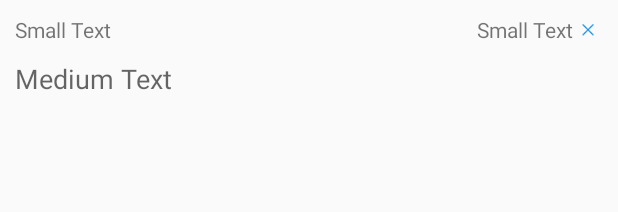
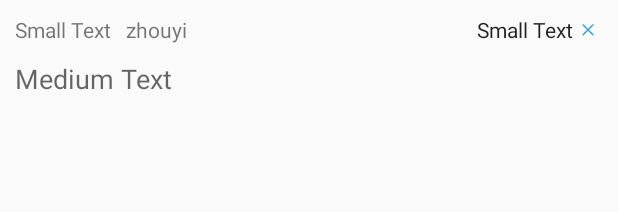
Before and after one commit to shanzhashu/shanzhashu, an Android app: the layout list_item.xml on its own in the app's theme, with its tools: preview values and no code run, on a phone screen of 412 x 824 dp. Shown: the top 212 px of the screen. Run offline under Robolectric (Android 15) with nearby library versions, the phone set to English and light mode, and no system bars.

Commit message:
Add Icon and week display.

```diff
--- a/blog/android/app/src/main/java/com/shanzhashu/shortblog/MainActivity.java
+++ b/blog/android/app/src/main/java/com/shanzhashu/shortblog/MainActivity.java
@@ -239,6 +239,7 @@ public class MainActivity extends Activity {
         public TextView tvTime;
         public TextView tvId;
         public TextView tvContent;
+        public TextView tvWeek;
         public ImageView imDelete;
     }
 
@@ -271,6 +272,7 @@ public class MainActivity extends Activity {
                 holder.tvId = (TextView) convertView.findViewById(R.id.textview_id);
                 holder.tvTime = (TextView)convertView.findViewById(R.id.textview_time);
                 holder.tvContent = (TextView)convertView.findViewById(R.id.textview_content);
+                holder.tvWeek = (TextView)convertView.findViewById(R.id.textview_week);
                 holder.imDelete = (ImageView)convertView.findViewById(R.id.imageview_delete);
 
                 convertView.setTag(holder);
@@ -285,6 +287,8 @@ public class MainActivity extends Activity {
             holder.tvTime.setText(s);
             s = mList.get(position).getContent();
             holder.tvContent.setText(s);
+            s = mList.get(position).getWeek();
+            holder.tvWeek.setText(s);
 
             holder.imDelete.setOnClickListener(new View.OnClickListener() {
                 @Override
@@ -367,7 +371,7 @@ public class MainActivity extends Activity {
         Utf8StringRequest jar = new Utf8StringRequest(url, new Response.Listener<String>() {
             @Override
             public void onResponse(String res) {
-                Log.d(TAG, "onResponse " + res);
+                //Log.d(TAG, "onResponse " + res);
                 hideProgress();
 
                 try {
--- a/blog/android/app/src/main/res/layout/list_item.xml
+++ b/blog/android/app/src/main/res/layout/list_item.xml
@@ -27,7 +27,8 @@
             android:id="@+id/textview_id"
             android:layout_alignParentTop="true"
             android:layout_toLeftOf="@+id/imageview_delete"
-            android:layout_toStartOf="@+id/imageview_delete" />
+            android:layout_toStartOf="@+id/imageview_delete"
+            android:textColor="@color/abc_primary_text_material_light" />
 
         <ImageView
             android:layout_width="wrap_content"
@@ -37,6 +38,17 @@
             android:layout_alignParentEnd="true"
             android:src="@drawable/delete_icon"
             android:padding="6dp" />
+
+        <TextView
+            android:layout_width="wrap_content"
+            android:layout_height="wrap_content"
+            android:textAppearance="?android:attr/textAppearanceSmall"
+            android:text="zhouyi"
+            android:id="@+id/textview_week"
+            android:layout_alignParentTop="true"
+            android:layout_toRightOf="@+id/textview_time"
+            android:layout_toEndOf="@+id/textview_time"
+            android:paddingLeft="10dp" />
     </RelativeLayout>
 
     <TextView
```
Also changed, not shown: blog/android/app/src/main/java/com/shanzhashu/shortblog/MsgBean.java (+29 -0 lines), blog/android/app/src/main/res/mipmap-hdpi/ic_launcher.png, blog/android/app/src/main/res/mipmap-mdpi/ic_launcher.png, blog/android/app/src/main/res/mipmap-xhdpi/ic_launcher.png, blog/android/app/src/main/res/mipmap-xxhdpi/ic_launcher.png.
